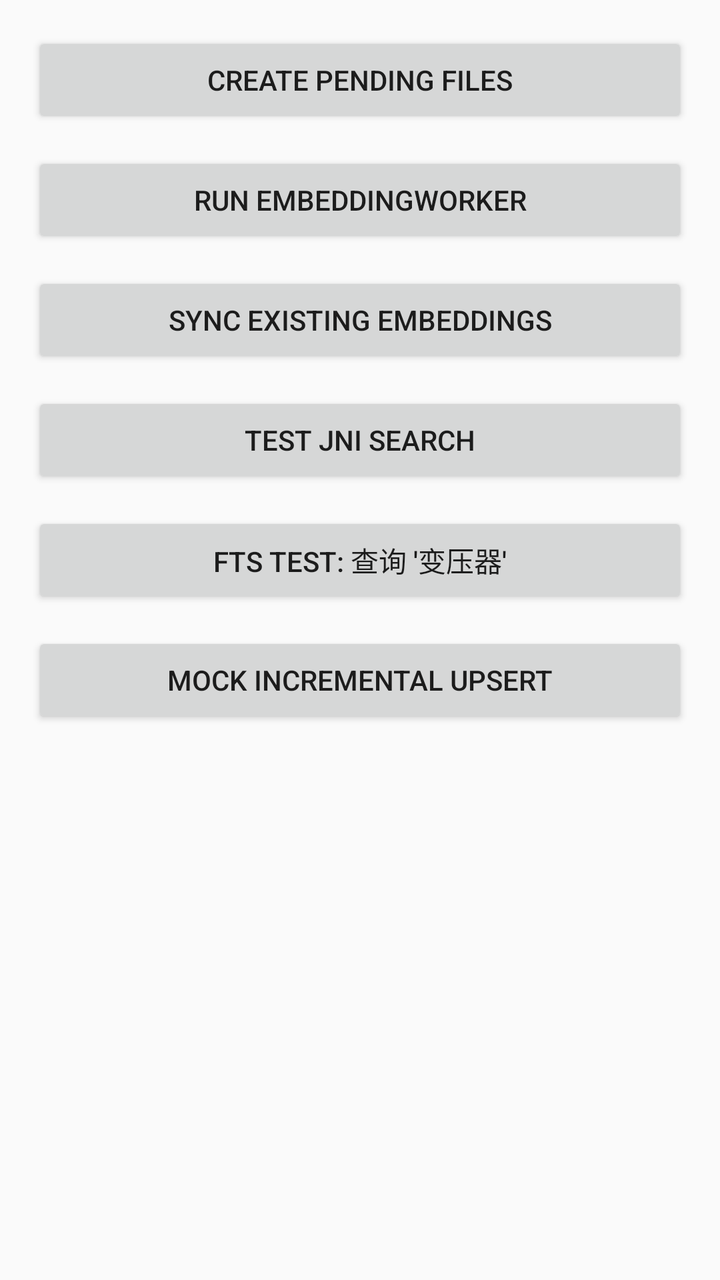
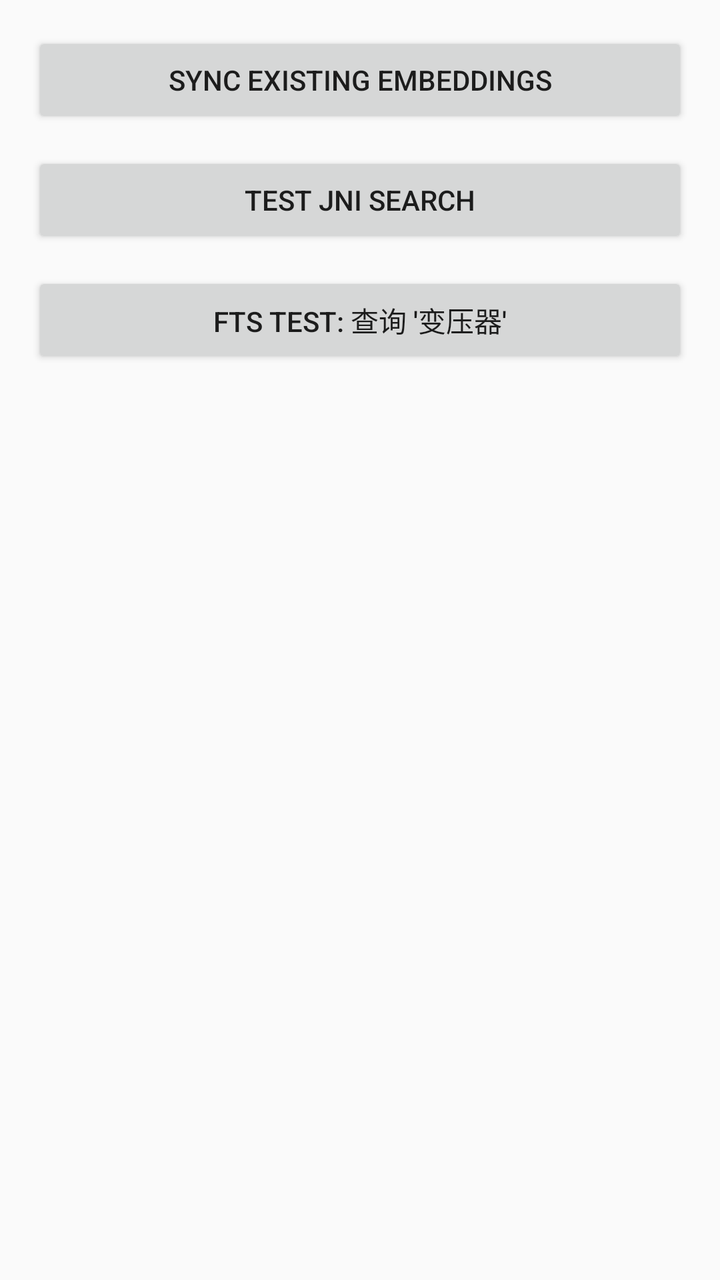

Two renders of the same Android screen: before a commit and after it. Below are the layout's source before the change and the commit's diff.
<!-- AndroidManifest.xml: another module's application theme Theme.PowerAi -->
<!-- res/layout/activity_embedding_test.xml -->
<?xml version="1.0" encoding="utf-8"?>
<LinearLayout xmlns:android="http://schemas.android.com/apk/res/android"
    android:layout_width="match_parent"
    android:layout_height="match_parent"
    android:orientation="vertical"
    android:padding="16dp">

    <Button
        android:id="@+id/btn_create_pending"
        android:layout_width="match_parent"
        android:layout_height="wrap_content"
        android:text="Create Pending Files" />

    <Button
        android:id="@+id/btn_run_worker"
        android:layout_width="match_parent"
        android:layout_height="wrap_content"
        android:text="Run EmbeddingWorker"
        android:layout_marginTop="12dp" />

    <Button
        android:id="@+id/btn_sync_existing"
        android:layout_width="match_parent"
        android:layout_height="wrap_content"
        android:text="Sync Existing Embeddings"
        android:layout_marginTop="12dp" />

    <Button
        android:id="@+id/btn_test_jni"
        android:layout_width="match_parent"
        android:layout_height="wrap_content"
        android:text="TEST JNI SEARCH"
        android:layout_marginTop="12dp" />

    <Button
        android:id="@+id/btn_test_fts"
        android:layout_width="match_parent"
        android:layout_height="wrap_content"
        android:text="FTS Test: 查询 '变压器'"
        android:layout_marginTop="12dp" />

    <Button
        android:id="@+id/btn_mock_incremental"
        android:layout_width="match_parent"
        android:layout_height="wrap_content"
        android:text="Mock Incremental Upsert"
        android:layout_marginTop="12dp" />
</LinearLayout>
<!-- resources referenced by this layout -->
<resources>
  <style name="Theme.PowerAi" parent="android:Theme.Material.Light.NoActionBar" />
</resources>

<!-- the commit's change to res/layout/activity_embedding_test.xml (unified diff, before → after) -->
@@ -6,24 +6,10 @@
     android:padding="16dp">
 
     <Button
-        android:id="@+id/btn_create_pending"
-        android:layout_width="match_parent"
-        android:layout_height="wrap_content"
-        android:text="Create Pending Files" />
-
-    <Button
-        android:id="@+id/btn_run_worker"
-        android:layout_width="match_parent"
-        android:layout_height="wrap_content"
-        android:text="Run EmbeddingWorker"
-        android:layout_marginTop="12dp" />
-
-    <Button
         android:id="@+id/btn_sync_existing"
         android:layout_width="match_parent"
         android:layout_height="wrap_content"
-        android:text="Sync Existing Embeddings"
-        android:layout_marginTop="12dp" />
+        android:text="Sync Existing Embeddings" />
 
     <Button
         android:id="@+id/btn_test_jni"
@@ -39,10 +25,4 @@
         android:text="FTS Test: 查询 '变压器'"
         android:layout_marginTop="12dp" />
 
-    <Button
-        android:id="@+id/btn_mock_incremental"
-        android:layout_width="match_parent"
-        android:layout_height="wrap_content"
-        android:text="Mock Incremental Upsert"
-        android:layout_marginTop="12dp" />
 </LinearLayout>
